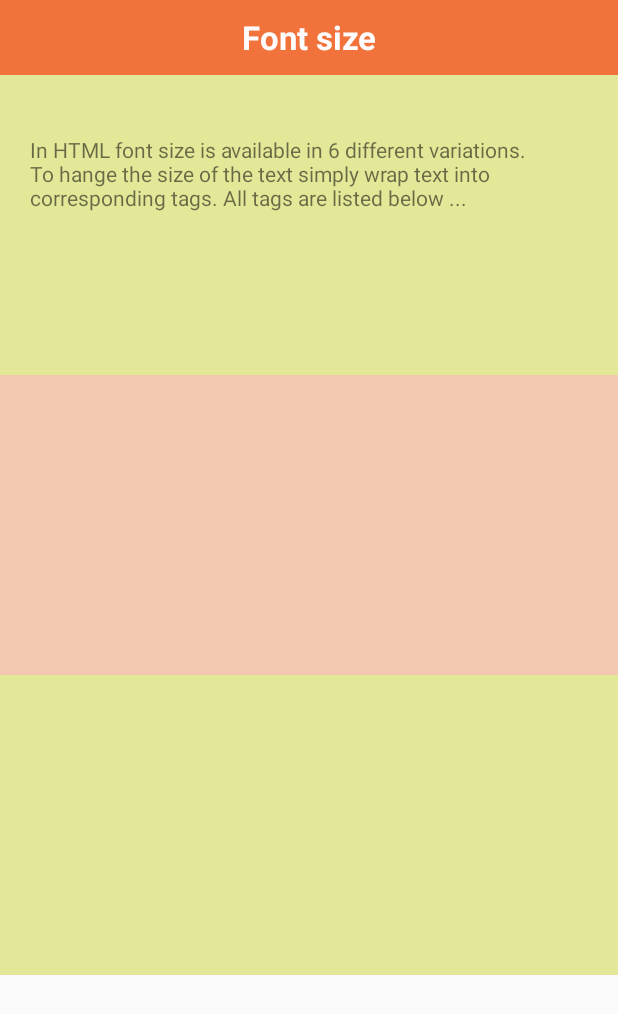
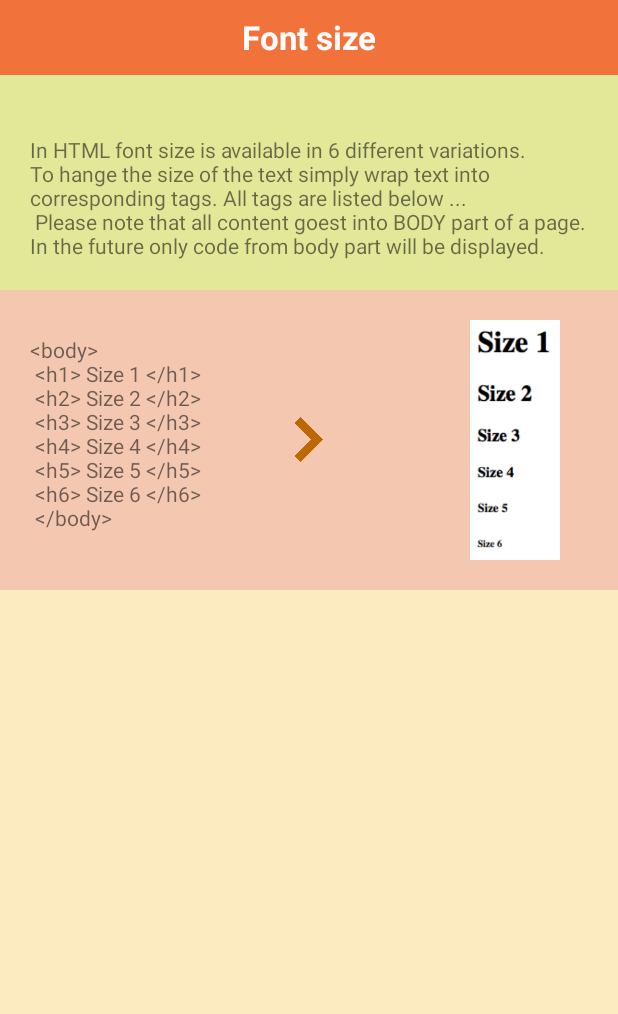
Before and after one commit to Zuljka/CodersNotebook, an Android app: the html_02 screen opened directly, with no data from a screen before it, on a phone screen of 412 x 824 dp. Shown: the top 1014 px of the screen. Run offline under Robolectric (Android 15) with nearby library versions, the phone set to English and light mode, and no system bars.

Commit message:
finished second page. Some part of string file work not as I was expecting. Need to explore later

```diff
--- a/app/src/main/res/layout/activity_html_02.xml
+++ b/app/src/main/res/layout/activity_html_02.xml
@@ -1,7 +1,8 @@
 <ScrollView xmlns:android="http://schemas.android.com/apk/res/android"
     android:id="@+id/ScrollView01"
     android:layout_width="match_parent"
-    android:layout_height="match_parent" >
+    android:layout_height="match_parent"
+    android:background="#fcebc0">
 
     <RelativeLayout
         android:id="@+id/RelativeLayout01"
@@ -28,7 +29,7 @@
         <LinearLayout
             android:orientation="horizontal"
             android:layout_width="match_parent"
-            android:layout_height="200dp"
+            android:layout_height="wrap_content"
             android:showDividers="beginning|middle|end"
             android:layout_below="@+id/html_title"
             android:visibility="visible"
@@ -67,21 +68,42 @@
             android:id="@+id/linearLayout2"
             android:weightSum="1">
 
+            <RelativeLayout
+                android:layout_width="match_parent"
+                android:layout_height="wrap_content"
+                android:padding="20dp">
+
+
+            <TextView
+                android:layout_width="wrap_content"
+                android:layout_height="wrap_content"
+                android:text="@string/html_02_tutor_02"
+                android:layout_marginTop="10dp"
+                android:id="@+id/textView2" />
+
+
+                <ImageView
+                    android:layout_width="wrap_content"
+                    android:layout_height="wrap_content"
+                    android:id="@+id/imageView5"
+                    android:src="@drawable/html_result_02"
+                    android:layout_alignBottom="@+id/imageView4"
+                    android:layout_alignParentRight="true"
+                    android:layout_alignParentEnd="true" />
+
+                <ImageView
+                    android:layout_width="40dp"
+                    android:layout_height="30dp"
+                    android:id="@+id/imageView6"
+                    android:src="@drawable/arrow_orange"
+                    android:layout_centerVertical="true"
+                    android:layout_centerHorizontal="true" />
+
+
+            </RelativeLayout>
         </LinearLayout>
 
-        <LinearLayout
-            android:orientation="horizontal"
-            android:layout_width="match_parent"
-            android:layout_height="200dp"
-            android:background="#e3e798"
-            android:layout_below="@+id/linearLayout2"
-            android:layout_alignParentLeft="true"
-            android:layout_alignParentStart="true"
-            android:id="@+id/linearLayout3">
 
-
-
-        </LinearLayout>
 
     </RelativeLayout>
 
--- a/app/src/main/res/values/strings.xml
+++ b/app/src/main/res/values/strings.xml
@@ -29,7 +29,7 @@
     This is my first page \n
     </body> \n
 
-   </html
+   </html>
     ]]>  </string>
     <string name="notepad">notepad</string>
 
@@ -42,7 +42,22 @@
     </string>
     <string name="html_02_tutor_01">
         In HTML font size is available in 6 different variations. To hange the size of the text simply wrap text into
-        corresponding tags. All tags are listed below ...
+        corresponding tags. All tags are listed below ... \n
+        Please note that all content goest into BODY part of a page. In the future only code from body part will be displayed.
+    </string>
+
+    <string name="html_02_tutor_02"><![CDATA[
+    <body> \n
+
+    <h1> Size 1 </h1> \n
+    <h2> Size 2 </h2> \n
+    <h3> Size 3 </h3> \n
+    <h4> Size 4 </h4> \n
+    <h5> Size 5 </h5> \n
+    <h6> Size 6 </h6> \n
+    </body> \n
+    ]]>
+
     </string>
 
     <string name="title_activity_html_01">html_01</string>
```
Also changed, not shown: app/src/main/res/drawable/arrow_orange.png (added), app/src/main/res/drawable/html_result_02.png (added), 4 other files.
